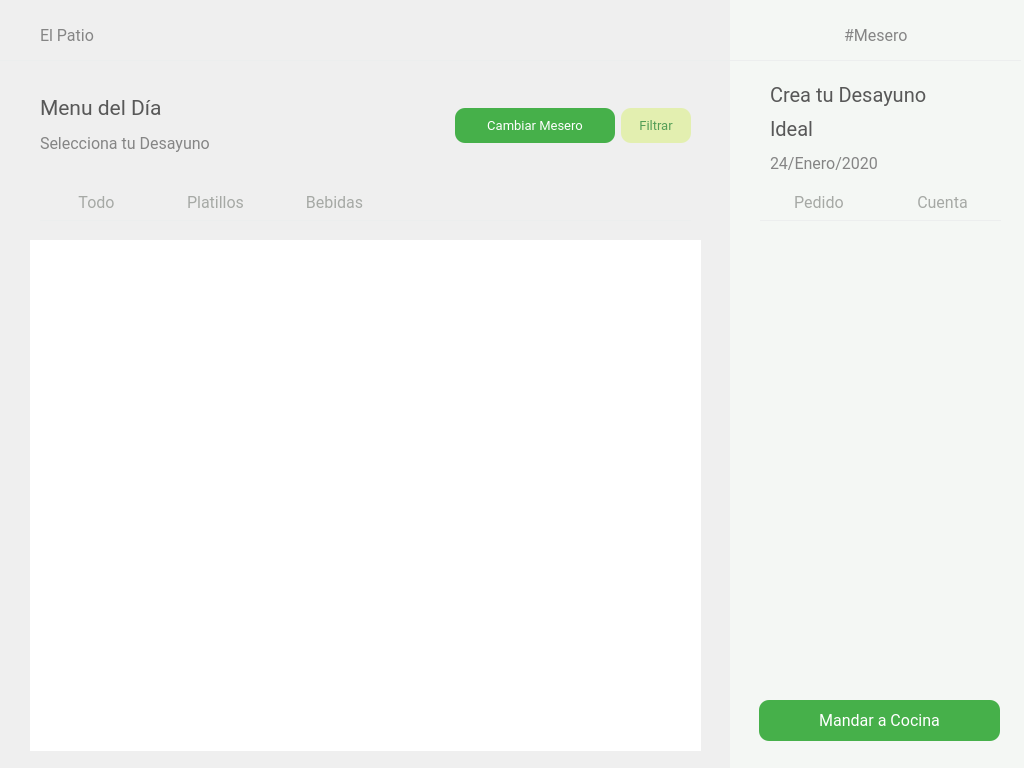
First picture: the form in El-Patio/mesero/mesero_menu_comandas.ui, repository MrDanielG/IHC-ElPatio, before the edit.
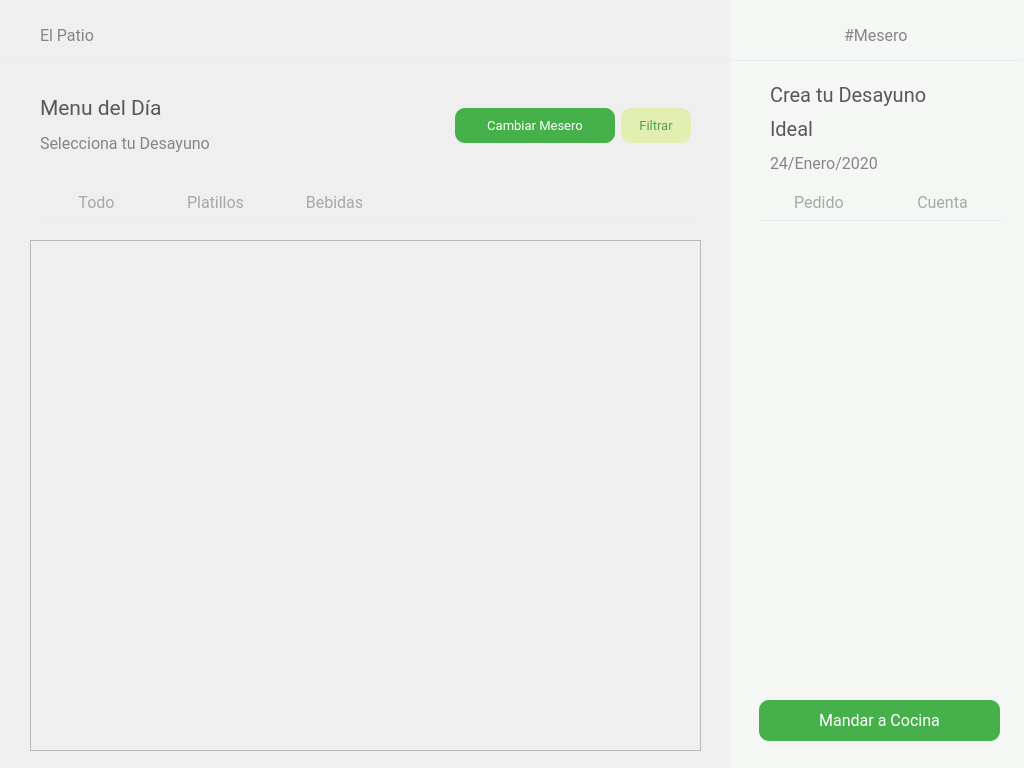
Second picture: the form after the edit.

Diff of the .ui file:
```diff
--- a/El-Patio/mesero/mesero_menu_comandas.ui
+++ b/El-Patio/mesero/mesero_menu_comandas.ui
@@ -652,8 +652,7 @@
     <bool>false</bool>
    </property>
    <property name="styleSheet">
-    <string notr="true">background-color: white;
-border:none;</string>
+    <string notr="true"/>
    </property>
    <property name="verticalScrollBarPolicy">
     <enum>Qt::ScrollBarAsNeeded</enum>
@@ -672,15 +671,15 @@
      <rect>
       <x>0</x>
       <y>0</y>
-      <width>671</width>
-      <height>511</height>
+      <width>669</width>
+      <height>509</height>
      </rect>
     </property>
     <property name="cursor">
      <cursorShape>PointingHandCursor</cursorShape>
     </property>
     <property name="autoFillBackground">
-     <bool>false</bool>
+     <bool>true</bool>
     </property>
     <layout class="QGridLayout" name="gridLayout_2">
      <item row="0" column="0">
```
